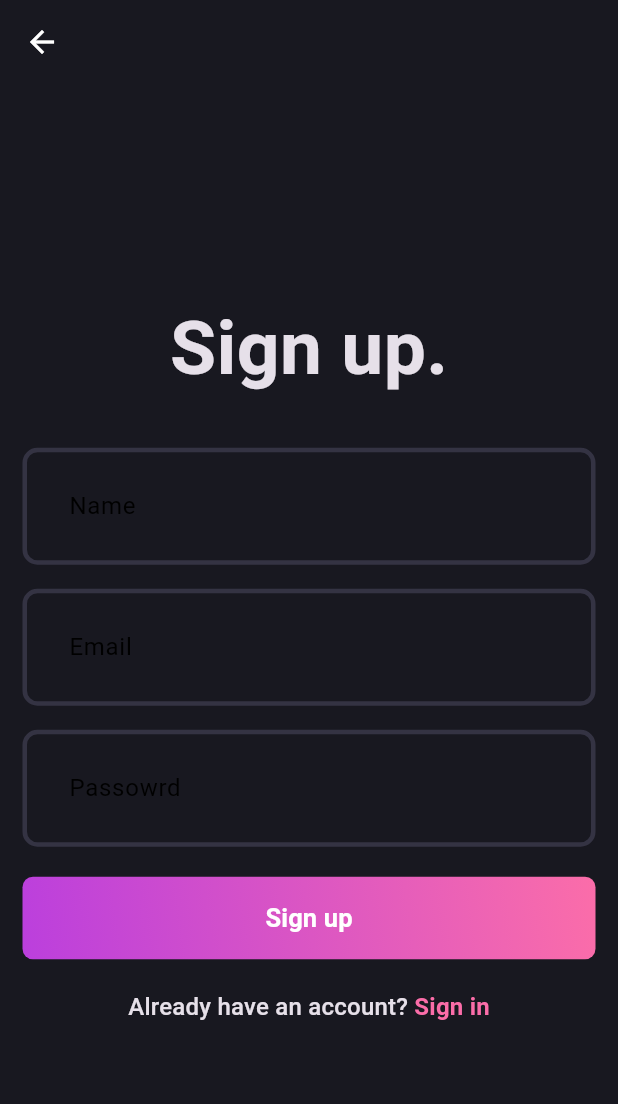
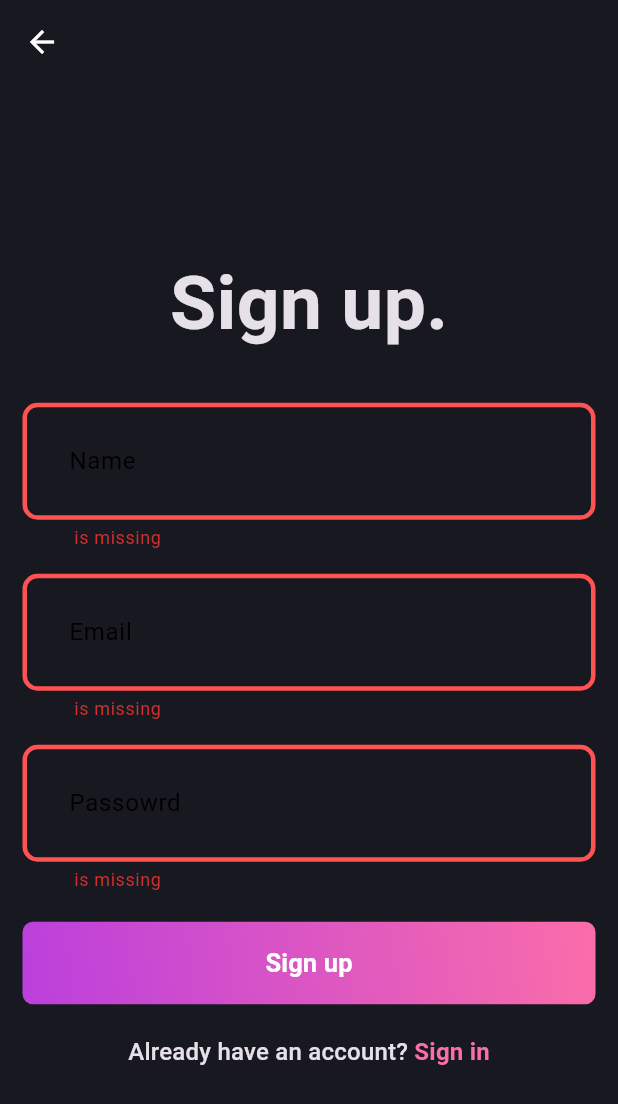
Before and after one commit to hodakl099/blog_app-, a Flutter app: the SignupPage screen opened directly, after a tap on "Sign up", on a phone screen of 412 x 824 dp. Shown: the top 1104 px of the screen. Run offline on Flutter 3.47's test engine with Material 3 defaults, Android fonts, the phone set to English and light mode, and no system bars; our stand-ins replace flutter_bloc, flutter_dotenv, fpdart, get_it, supabase_flutter; accounts and stored records are empty.

```diff
--- a/lib/features/auth/data/datasources/auth_remote_data_source.dart
+++ b/lib/features/auth/data/datasources/auth_remote_data_source.dart
@@ -1,4 +1,5 @@
 import 'package:blog_app/core/error/exceptions.dart';
+import 'package:flutter/material.dart';
 import 'package:supabase_flutter/supabase_flutter.dart';
 
 abstract interface class AuthRemoteDataSource {
@@ -30,6 +31,7 @@ class AuthRemoteDataSourceImpl implements AuthRemoteDataSource {
       required String email,
       required String password}) async {
     try {
+      debugPrint('check if called}');
       final response = await supabaseClient.auth
           .signUp(email: email, password: password, data: {'name': name});
 
@@ -38,7 +40,7 @@ class AuthRemoteDataSourceImpl implements AuthRemoteDataSource {
       }
       return response.user!.id;
     } catch (e) {
-      print('here is the error : ${e.toString()}');
+      debugPrint('here is the error : ${e.toString()}');
       throw ServerExceptions(e.toString());
     }
   }
--- a/lib/features/auth/data/repositories/auth_repository_impl.dart
+++ b/lib/features/auth/data/repositories/auth_repository_impl.dart
@@ -1,7 +1,10 @@
+import 'dart:math';
+
 import 'package:blog_app/core/error/exceptions.dart';
 import 'package:blog_app/core/error/failures.dart';
 import 'package:blog_app/features/auth/data/datasources/auth_remote_data_source.dart';
 import 'package:blog_app/features/auth/domain/repositories/auth_repository.dart';
+import 'package:flutter/material.dart';
 import 'package:fpdart/src/either.dart';
 
 class AuthRepositoryImpl implements AuthRepository {
@@ -21,6 +24,7 @@ class AuthRepositoryImpl implements AuthRepository {
       required String email,
       required String password}) async {
     try {
+      debugPrint('check for this call pl');
       final userId = await remoteDataSource.signUpWithEmailPassword(
           name: name, email: email, password: password);
       return right(userId);
--- a/lib/features/auth/presentataion/bloc/auth_bloc.dart
+++ b/lib/features/auth/presentataion/bloc/auth_bloc.dart
@@ -13,8 +13,8 @@ class AuthBloc extends Bloc<AuthEvent, AuthState> {
       final res = await _userSignUp.authRepository.singUpWithEmailPassword(
           name: event.name, email: event.email, password: event.passowrd);
 
-      res.fold((error) => AuthFailure(message: error.message),
-          (uid) => AuthSuccess(uid: uid));
+      res.fold((error) => emit(AuthFailure(message: error.message)),
+          (uid) => emit(AuthSuccess(uid: uid)));
     });
   }
 }
--- a/lib/features/auth/presentataion/pages/signup_page.dart
+++ b/lib/features/auth/presentataion/pages/signup_page.dart
@@ -8,7 +8,7 @@ import 'package:flutter_bloc/flutter_bloc.dart';
 class SignupPage extends StatefulWidget {
   static route() => MaterialPageRoute(builder: (context) => const SignupPage());
 
-  const SignupPage({Key? key}) : super(key: key);
+  const SignupPage({super.key});
 
   @override
   _SignupPageState createState() => _SignupPageState();
@@ -64,6 +64,8 @@ class _SignupPageState extends State<SignupPage> {
               AuthGradientButton(
                 buttonText: 'Sign up',
                 onPressed: () {
+                  debugPrint('test click sign up');
+
                   if (formKey.currentState!.validate()) {
                     context.read<AuthBloc>().add(AuthSignUp(
                         name: nameController.text.trim(),
--- a/lib/features/widgets/auth_gradient_button.dart
+++ b/lib/features/widgets/auth_gradient_button.dart
@@ -1,12 +1,12 @@
 import 'package:blog_app/core/theme/app_pallete.dart';
 import 'package:flutter/material.dart';
 
- class AuthGradientButton extends StatelessWidget {
+class AuthGradientButton extends StatelessWidget {
   final String buttonText;
   final VoidCallback onPressed;
 
-
- const AuthGradientButton({ super.key, required this.buttonText, required this.onPressed});
+  const AuthGradientButton(
+      {super.key, required this.buttonText, required this.onPressed});
   @override
   Widget build(BuildContext context) {
     return Container(
@@ -15,22 +15,22 @@ import 'package:flutter/material.dart';
         gradient: const LinearGradient(colors: [
           AppPallete.gradient1,
           AppPallete.gradient2,
-        ],
-        begin: Alignment.bottomLeft,
-        end: Alignment.topRight
-        ),
+        ], begin: Alignment.bottomLeft, end: Alignment.topRight),
       ),
-      child: ElevatedButton(onPressed: (){
-
-      },style : ElevatedButton.styleFrom(
-        fixedSize: const Size(395, 55),
-      backgroundColor: AppPallete.transparentColor,
-      shadowColor: AppPallete.transparentColor
-    ),child: Text(buttonText, style: const TextStyle(
-            fontSize: 17,
-            fontWeight: FontWeight.w600,
-            color: Colors.white
-          ).copyWith(),)),
+      child: ElevatedButton(
+          onPressed: onPressed,
+          style: ElevatedButton.styleFrom(
+              fixedSize: const Size(395, 55),
+              backgroundColor: AppPallete.transparentColor,
+              shadowColor: AppPallete.transparentColor),
+          child: Text(
+            buttonText,
+            style: const TextStyle(
+                    fontSize: 17,
+                    fontWeight: FontWeight.w600,
+                    color: Colors.white)
+                .copyWith(),
+          )),
     );
   }
 }
--- a/lib/main.dart
+++ b/lib/main.dart
@@ -13,7 +13,7 @@ void main() async {
   await dotenv.load(fileName: ".env");
 
 //initialize dependcies.
-  initDependencies();
+  await initDependencies();
 
   runApp(MultiBlocProvider(
     providers: [BlocProvider(create: (_) => serviceLocator<AuthBloc>())],
```
Also changed, not shown: lib/init_dependencies.dart (+6 -3 lines).
